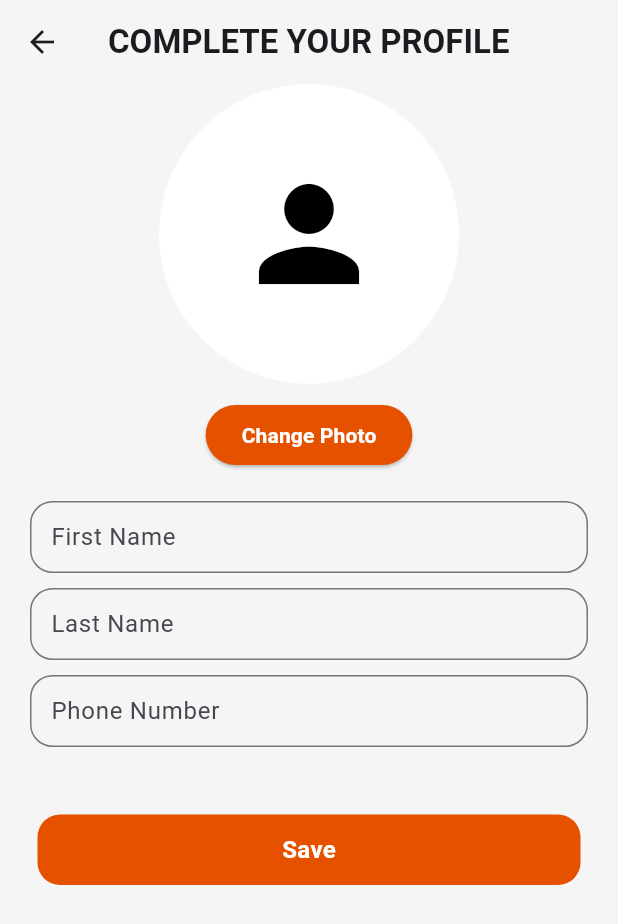
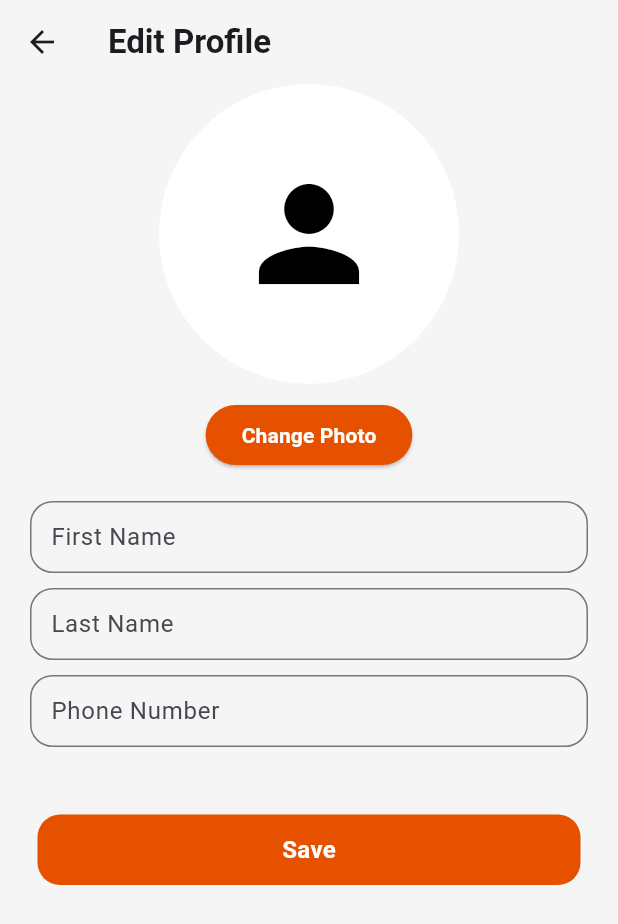
Before and after one commit to TechPyllars2024/AutoCareCarOwners, a Flutter app: the CarOwnerEditProfileScreen screen opened directly with empty values, on a phone screen of 412 x 824 dp. Shown: the top 924 px of the screen. Run offline on Flutter 3.47's test engine with Material 3 defaults, Android fonts, the phone set to English and light mode, and no system bars; our stand-ins replace carousel_slider, cloud_firestore, curved_navigation_bar, firebase_auth, firebase_core, firebase_storage and 5 more; missing offline and left inert: flutter_pannable_rating_bar; accounts and stored records are empty.

Commit message:
FIX: Working UI

```diff
--- a/lib/ProfileManagement/screens/car_owner_edit_profile.dart
+++ b/lib/ProfileManagement/screens/car_owner_edit_profile.dart
@@ -84,7 +84,7 @@ class _CarOwnerEditProfileScreenState extends State<CarOwnerEditProfileScreen> {
       appBar: AppBar(
         backgroundColor: Colors.grey.shade100,
         title: const Text(
-          'COMPLETE YOUR PROFILE',
+          'Edit Profile',
           style: TextStyle(fontWeight: FontWeight.bold),
         ),
       ),
```
